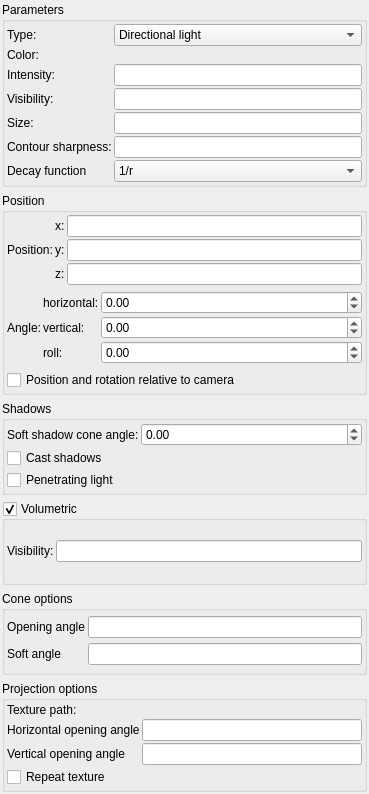
This is mandelbulber2/qt/light_editor.ui in buddhi1980/mandelbulber2 as Qt 5 draws it before an edit. The edited form follows.
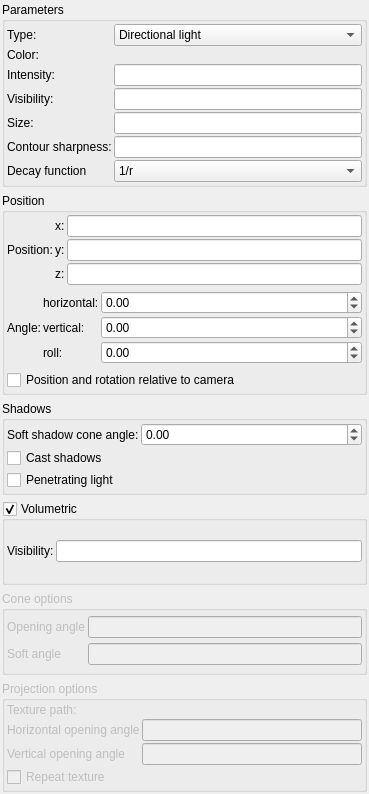
This is the edited form. Icons and pictures are not drawn. Custom widgets are drawn as their Qt base class.

Commit message: Added disabling of "cone options" and "projection options" when they are not relevant

Patch:
```diff
--- a/mandelbulber2/qt/light_editor.ui
+++ b/mandelbulber2/qt/light_editor.ui
@@ -2,6 +2,9 @@
 <ui version="4.0">
  <class>cLightEditor</class>
  <widget class="QWidget" name="cLightEditor">
+  <property name="enabled">
+   <bool>true</bool>
+  </property>
   <property name="geometry">
    <rect>
     <x>0</x>
@@ -577,7 +580,10 @@
     </widget>
    </item>
    <item>
-    <widget class="QGroupBox" name="groupBox_2">
+    <widget class="QGroupBox" name="groupBox_cone_options">
+     <property name="enabled">
+      <bool>false</bool>
+     </property>
      <property name="title">
       <string>Cone options</string>
      </property>
@@ -633,7 +639,10 @@
     </widget>
    </item>
    <item>
-    <widget class="QGroupBox" name="groupBox_5">
+    <widget class="QGroupBox" name="groupBox_projection_options">
+     <property name="enabled">
+      <bool>false</bool>
+     </property>
      <property name="title">
       <string>Projection options</string>
      </property>
@@ -778,6 +787,11 @@
    <extends>QWidget</extends>
    <header>file_select_widget.h</header>
   </customwidget>
+  <customwidget>
+   <class>MyComboBox</class>
+   <extends>QComboBox</extends>
+   <header>my_combo_box.h</header>
+  </customwidget>
  </customwidgets>
  <resources/>
  <connections/>
```
Left out of the diff: 4 changed lines with no effect on the pictures. The commit also changes 2 other files.
